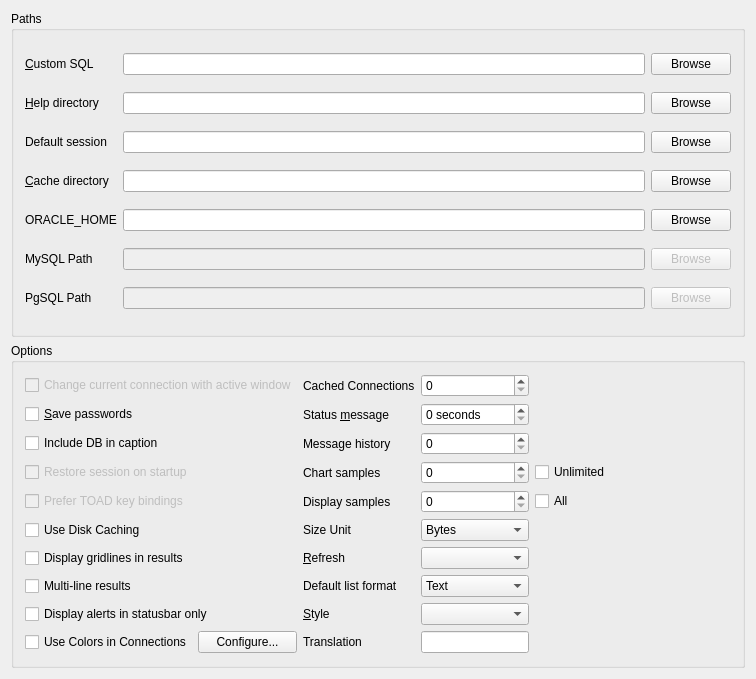
Above: src/core/toglobalsettingui.ui from tora-tool/tora before the change. Below: the same form after it.
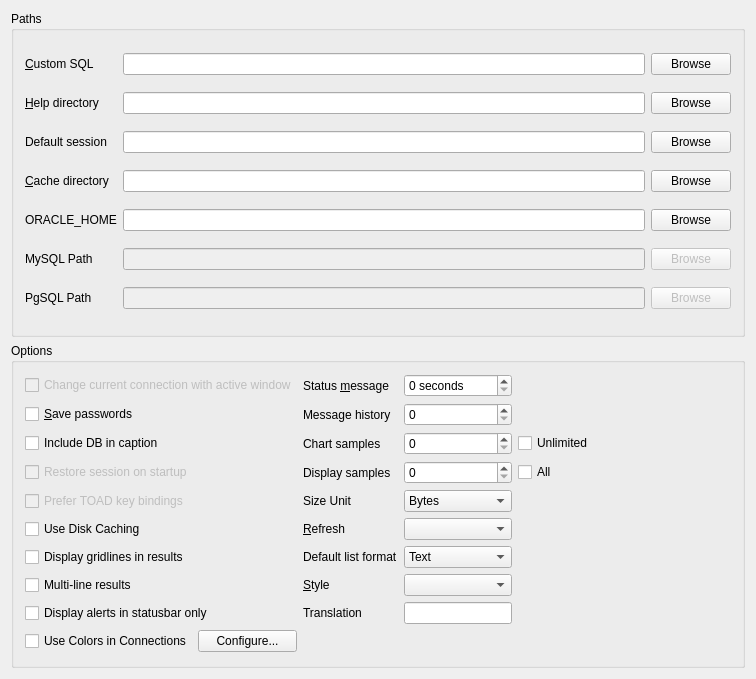
That is the form after the change.

```diff
--- a/src/core/toglobalsettingui.ui
+++ b/src/core/toglobalsettingui.ui
@@ -232,23 +232,66 @@
       <string>Options</string>
      </property>
      <layout class="QGridLayout" name="gridLayout">
-      <item row="4" column="3">
-       <widget class="QCheckBox" name="AllSamples">
+      <item row="6" column="2">
+       <widget class="QComboBox" name="DefaultFormat">
+        <item>
+         <property name="text">
+          <string>Text</string>
+         </property>
+        </item>
+        <item>
+         <property name="text">
+          <string>Tab delimited</string>
+         </property>
+        </item>
+        <item>
+         <property name="text">
+          <string>CSV</string>
+         </property>
+        </item>
+        <item>
+         <property name="text">
+          <string>HTML</string>
+         </property>
+        </item>
+       </widget>
+      </item>
+      <item row="6" column="1">
+       <widget class="QLabel" name="TextLabel2">
+        <property name="text">
+         <string>Default list format</string>
+        </property>
+        <property name="wordWrap">
+         <bool>false</bool>
+        </property>
+        <property name="buddy">
+         <cstring>DefaultFormat</cstring>
+        </property>
+       </widget>
+      </item>
+      <item row="0" column="1">
+       <widget class="QLabel" name="StatusLabel">
         <property name="toolTip">
          <string>Display all available samples</string>
         </property>
         <property name="text">
-         <string>All</string>
+         <string>Status &amp;message</string>
         </property>
+        <property name="wordWrap">
+         <bool>false</bool>
+        </property>
+        <property name="buddy">
+         <cstring>StatusMessage</cstring>
+        </property>
        </widget>
       </item>
-      <item row="8" column="1">
-       <widget class="QLabel" name="StyleLabel">
+      <item row="1" column="1">
+       <widget class="QLabel" name="TextLabel3_2">
         <property name="toolTip">
          <string>The style to use for the user interface.</string>
         </property>
         <property name="text">
-         <string>&amp;Style</string>
+         <string>Message history</string>
         </property>
         <property name="wordWrap">
          <bool>false</bool>
@@ -258,13 +301,19 @@
         </property>
        </widget>
       </item>
-      <item row="3" column="3">
-       <widget class="QCheckBox" name="UnlimitedSamples">
+      <item row="5" column="1">
+       <widget class="QLabel" name="RefreshLabel">
         <property name="toolTip">
          <string>Save unlimited number of samples. Can consume large amounts of memory.</string>
         </property>
         <property name="text">
-         <string>Unlimited</string>
+         <string>&amp;Refresh</string>
+        </property>
+        <property name="wordWrap">
+         <bool>false</bool>
+        </property>
+        <property name="buddy">
+         <cstring>Refresh</cstring>
         </property>
        </widget>
       </item>
@@ -369,170 +418,24 @@
         </property>
        </widget>
       </item>
-      <item row="9" column="2">
-       <widget class="QLineEdit" name="Translation">
-        <property name="sizePolicy">
-         <sizepolicy hsizetype="Fixed" vsizetype="Fixed">
-          <horstretch>0</horstretch>
-          <verstretch>0</verstretch>
-         </sizepolicy>
-        </property>
-       </widget>
-      </item>
-      <item row="9" column="1">
-       <widget class="QLabel" name="LocaleLabel">
-        <property name="sizePolicy">
-         <sizepolicy hsizetype="Fixed" vsizetype="Fixed">
-          <horstretch>0</horstretch>
-          <verstretch>0</verstretch>
-         </sizepolicy>
-        </property>
-        <property name="toolTip">
-         <string>Which translation locale to use for this program. Must restart to have effect.</string>
-        </property>
+      <item row="7" column="0">
+       <widget class="QCheckBox" name="MultiLineResults">
         <property name="text">
-         <string>Translation</string>
+         <string>Multi-line results</string>
         </property>
-        <property name="wordWrap">
-         <bool>false</bool>
-        </property>
-        <property name="buddy">
-         <cstring>Translation</cstring>
-        </property>
        </widget>
       </item>
-      <item row="8" column="2">
-       <widget class="QComboBox" name="Style"/>
-      </item>
-      <item row="7" column="2">
-       <widget class="QComboBox" name="DefaultFormat">
-        <item>
-         <property name="text">
-          <string>Text</string>
-         </property>
-        </item>
-        <item>
-         <property name="text">
-          <string>Tab delimited</string>
-         </property>
-        </item>
-        <item>
-         <property name="text">
-          <string>CSV</string>
-         </property>
-        </item>
-        <item>
-         <property name="text">
-          <string>HTML</string>
-         </property>
-        </item>
-       </widget>
-      </item>
-      <item row="7" column="1">
-       <widget class="QLabel" name="TextLabel2">
-        <property name="text">
-         <string>Default list format</string>
-        </property>
-        <property name="wordWrap">
-         <bool>false</bool>
-        </property>
-        <property name="buddy">
-         <cstring>DefaultFormat</cstring>
-        </property>
-       </widget>
-      </item>
-      <item row="6" column="1">
-       <widget class="QLabel" name="RefreshLabel">
+      <item row="8" column="0">
+       <widget class="QCheckBox" name="MessageStatusbar">
         <property name="toolTip">
          <string>Default refreshtime in tools.</string>
         </property>
         <property name="text">
-         <string>&amp;Refresh</string>
+         <string>Display alerts in statusbar only</string>
         </property>
-        <property name="wordWrap">
-         <bool>false</bool>
-        </property>
-        <property name="buddy">
-         <cstring>Refresh</cstring>
-        </property>
        </widget>
       </item>
-      <item row="6" column="2">
-       <widget class="QComboBox" name="Refresh"/>
-      </item>
-      <item row="5" column="2">
-       <widget class="QComboBox" name="SizeUnit">
-        <item>
-         <property name="text">
-          <string>Bytes</string>
-         </property>
-        </item>
-        <item>
-         <property name="text">
-          <string>KB</string>
-         </property>
-        </item>
-        <item>
-         <property name="text">
-          <string>MB</string>
-         </property>
-        </item>
-       </widget>
-      </item>
-      <item row="4" column="2">
-       <widget class="QSpinBox" name="DisplaySamples">
-        <property name="suffix">
-         <string/>
-        </property>
-        <property name="maximum">
-         <number>1000</number>
-        </property>
-       </widget>
-      </item>
-      <item row="3" column="2">
-       <widget class="QSpinBox" name="ChartSamples">
-        <property name="suffix">
-         <string/>
-        </property>
-        <property name="maximum">
-         <number>1000</number>
-        </property>
-       </widget>
-      </item>
-      <item row="2" column="2">
-       <widget class="QSpinBox" name="HistorySize">
-        <property name="suffix">
-         <string/>
-        </property>
-        <property name="maximum">
-         <number>1000</number>
-        </property>
-       </widget>
-      </item>
-      <item row="1" column="2">
-       <widget class="QSpinBox" name="StatusMessage">
-        <property name="suffix">
-         <string> seconds</string>
-        </property>
-       </widget>
-      </item>
-      <item row="5" column="1">
-       <widget class="QLabel" name="SizeLabel">
-        <property name="toolTip">
-         <string>Define the unit sizes should be displayed.</string>
-        </property>
-        <property name="text">
-         <string>Size Unit</string>
-        </property>
-        <property name="wordWrap">
-         <bool>false</bool>
-        </property>
-        <property name="buddy">
-         <cstring>SizeUnit</cstring>
-        </property>
-       </widget>
-      </item>
-      <item row="4" column="1">
+      <item row="3" column="1">
        <widget class="QLabel" name="TextLabel3_2_3_2">
         <property name="toolTip">
          <string>Number of samples to display in line and barcharts by default.</string>
@@ -548,7 +451,17 @@
         </property>
        </widget>
       </item>
-      <item row="3" column="1">
+      <item row="2" column="3">
+       <widget class="QCheckBox" name="UnlimitedSamples">
+        <property name="toolTip">
+         <string>Save unlimited number of samples. Can consume large amounts of memory.</string>
+        </property>
+        <property name="text">
+         <string>Unlimited</string>
+        </property>
+       </widget>
+      </item>
+      <item row="2" column="1">
        <widget class="QLabel" name="TextLabel3_2_3">
         <property name="toolTip">
          <string>Number of samples to keep in line and barcharts by default.</string>
@@ -564,13 +477,13 @@
         </property>
        </widget>
       </item>
-      <item row="2" column="1">
-       <widget class="QLabel" name="TextLabel3_2">
+      <item row="4" column="1">
+       <widget class="QLabel" name="SizeLabel">
         <property name="toolTip">
          <string>Number of status messages to save in the message history.</string>
         </property>
         <property name="text">
-         <string>Message history</string>
+         <string>Size Unit</string>
         </property>
         <property name="wordWrap">
          <bool>false</bool>
@@ -580,46 +493,123 @@
         </property>
        </widget>
       </item>
-      <item row="1" column="1">
-       <widget class="QLabel" name="StatusLabel">
+      <item row="7" column="2">
+       <widget class="QComboBox" name="Style"/>
+      </item>
+      <item row="7" column="1">
+       <widget class="QLabel" name="StyleLabel">
         <property name="toolTip">
          <string>The time in seconds temporary messages will be displayed in the status bar. 0 means keep.</string>
         </property>
         <property name="text">
-         <string>Status &amp;message</string>
+         <string>&amp;Style</string>
         </property>
         <property name="wordWrap">
          <bool>false</bool>
         </property>
         <property name="buddy">
-         <cstring>StatusMessage</cstring>
-        </property>
-       </widget>
-      </item>
-      <item row="0" column="1">
-       <widget class="QLabel" name="CachedConnections_2">
-        <property name="text">
-         <string>Cached Connections</string>
+         <cstring>Style</cstring>
         </property>
        </widget>
       </item>
       <item row="0" column="2">
-       <widget class="QSpinBox" name="CachedConnections"/>
+       <widget class="QSpinBox" name="StatusMessage">
+        <property name="suffix">
+         <string> seconds</string>
+        </property>
+       </widget>
       </item>
-      <item row="7" column="0">
-       <widget class="QCheckBox" name="MultiLineResults">
+      <item row="5" column="2">
+       <widget class="QComboBox" name="Refresh"/>
+      </item>
+      <item row="3" column="2">
+       <widget class="QSpinBox" name="DisplaySamples">
+        <property name="suffix">
+         <string/>
+        </property>
+        <property name="maximum">
+         <number>1000</number>
+        </property>
+       </widget>
+      </item>
+      <item row="2" column="2">
+       <widget class="QSpinBox" name="ChartSamples">
+        <property name="suffix">
+         <string/>
+        </property>
+        <property name="maximum">
+         <number>1000</number>
+        </property>
+       </widget>
+      </item>
+      <item row="4" column="2">
+       <widget class="QComboBox" name="SizeUnit">
+        <item>
+         <property name="text">
+          <string>Bytes</string>
+         </property>
+        </item>
+        <item>
+         <property name="text">
+          <string>KB</string>
+         </property>
+        </item>
+        <item>
+         <property name="text">
+          <string>MB</string>
+         </property>
+        </item>
+       </widget>
+      </item>
+      <item row="8" column="2">
+       <widget class="QLineEdit" name="Translation">
+        <property name="sizePolicy">
+         <sizepolicy hsizetype="Fixed" vsizetype="Fixed">
+          <horstretch>0</horstretch>
+          <verstretch>0</verstretch>
+         </sizepolicy>
+        </property>
+       </widget>
+      </item>
+      <item row="8" column="1">
+       <widget class="QLabel" name="LocaleLabel">
+        <property name="sizePolicy">
+         <sizepolicy hsizetype="Fixed" vsizetype="Fixed">
+          <horstretch>0</horstretch>
+          <verstretch>0</verstretch>
+         </sizepolicy>
+        </property>
+        <property name="toolTip">
+         <string>Which translation locale to use for this program. Must restart to have effect.</string>
+        </property>
         <property name="text">
-         <string>Multi-line results</string>
+         <string>Translation</string>
         </property>
+        <property name="wordWrap">
+         <bool>false</bool>
+        </property>
+        <property name="buddy">
+         <cstring>Translation</cstring>
+        </property>
        </widget>
       </item>
-      <item row="8" column="0">
-       <widget class="QCheckBox" name="MessageStatusbar">
+      <item row="1" column="2">
+       <widget class="QSpinBox" name="HistorySize">
+        <property name="suffix">
+         <string/>
+        </property>
+        <property name="maximum">
+         <number>1000</number>
+        </property>
+       </widget>
+      </item>
+      <item row="3" column="3">
+       <widget class="QCheckBox" name="AllSamples">
         <property name="toolTip">
          <string>Display alerts in messagebar instead of poping up a dialog with a warning.</string>
         </property>
         <property name="text">
-         <string>Display alerts in statusbar only</string>
+         <string>All</string>
         </property>
        </widget>
       </item>
```
Left out of the diff: 18 changed lines with no effect on the pictures.
